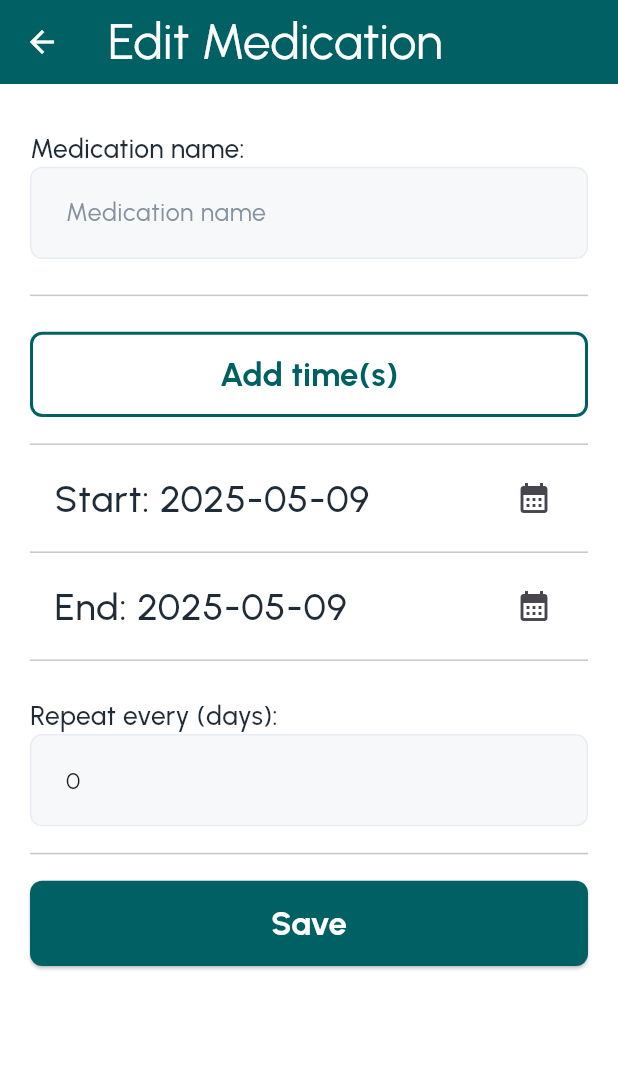
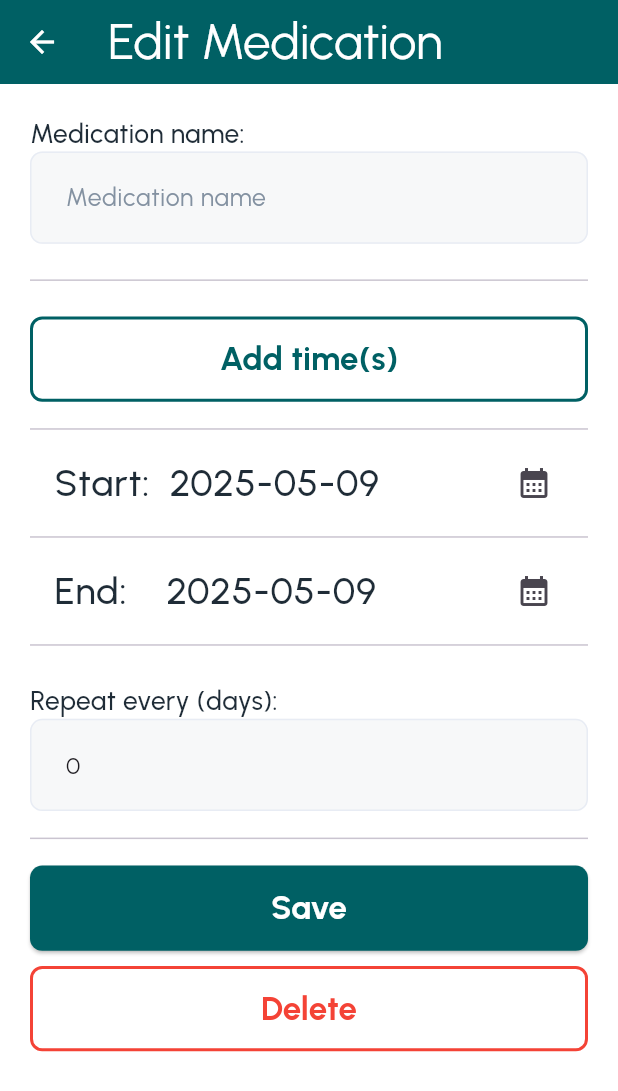
Before and after one commit to AnasHogent/FlutterApp, a Flutter app: the EditMedicationScreen screen opened directly with empty values, on a phone screen of 412 x 824 dp. Shown: the top 1091 px of the screen. Run offline on Flutter 3.47's test engine with Material 3 defaults, Android fonts, the phone set to English and light mode, and no system bars; our stand-ins replace cloud_firestore, dartz, firebase_auth, firebase_core, flutter_bloc, flutter_screenutil and 5 more; missing offline and left inert: ulid; accounts and stored records are empty.

Commit message:
Add delete button

```diff
--- a/med_reminder_app/lib/screens/add/add_medication_screen.dart
+++ b/med_reminder_app/lib/screens/add/add_medication_screen.dart
@@ -149,7 +149,6 @@ class _AddMedicationScreenState extends State<AddMedicationScreen> {
             key: formKey,
             child: ListView(
               children: [
-                const HeightSpace(10),
                 Text("Medication name:", style: AppStyles.black16w500Style),
                 CustomTextField(
                   controller: medicationNameController,
@@ -202,7 +201,7 @@ class _AddMedicationScreenState extends State<AddMedicationScreen> {
                     style: AppStyles.black16w500Style.copyWith(fontSize: 25),
                     startDate == null
                         ? "Select start date"
-                        : "Start: ${startDate!.toLocal().toString().split(' ')[0]}",
+                        : "Start:  ${startDate!.toLocal().toString().split(' ')[0]}",
                   ),
                   trailing: const Icon(Icons.calendar_month),
                   onTap: () => _pickDate(isStart: true),
@@ -213,7 +212,7 @@ class _AddMedicationScreenState extends State<AddMedicationScreen> {
                     style: AppStyles.black16w500Style.copyWith(fontSize: 25),
                     endDate == null
                         ? "Select end date (optional)"
-                        : "End: ${endDate!.toLocal().toString().split(' ')[0]}",
+                        : "End:    ${endDate!.toLocal().toString().split(' ')[0]}",
                   ),
                   trailing: const Icon(Icons.calendar_month),
                   onTap: () => _pickDate(isStart: false),
--- a/med_reminder_app/lib/screens/edit/edit_medication_screen.dart
+++ b/med_reminder_app/lib/screens/edit/edit_medication_screen.dart
@@ -123,6 +123,13 @@ class _EditMedicationScreenState extends State<EditMedicationScreen> {
     Navigator.of(context).pop();
   }
 
+  void _delete() async {
+    await widget.reminder.delete();
+    if (context.mounted) {
+      Navigator.pop(context);
+    }
+  }
+
   @override
   void initState() {
     // TODO: implement initState
@@ -161,12 +168,11 @@ class _EditMedicationScreenState extends State<EditMedicationScreen> {
       //backgroundColor: Colors.white,
       body: SafeArea(
         child: Padding(
-          padding: const EdgeInsets.all(20),
+          padding: const EdgeInsets.fromLTRB(20, 20, 20, 3),
           child: Form(
             key: formKey,
             child: ListView(
               children: [
-                const HeightSpace(10),
                 Text("Medication name:", style: AppStyles.black16w500Style),
                 CustomTextField(
                   controller: medicationNameController,
@@ -219,7 +225,7 @@ class _EditMedicationScreenState extends State<EditMedicationScreen> {
                     style: AppStyles.black16w500Style.copyWith(fontSize: 25),
                     startDate == null
                         ? "Select start date"
-                        : "Start: ${startDate!.toLocal().toString().split(' ')[0]}",
+                        : "Start:  ${startDate!.toLocal().toString().split(' ')[0]}",
                   ),
                   trailing: const Icon(Icons.calendar_month),
                   onTap: () => _pickDate(isStart: true),
@@ -230,7 +236,7 @@ class _EditMedicationScreenState extends State<EditMedicationScreen> {
                     style: AppStyles.black16w500Style.copyWith(fontSize: 25),
                     endDate == null
                         ? "Select end date (optional)"
-                        : "End: ${endDate!.toLocal().toString().split(' ')[0]}",
+                        : "End:    ${endDate!.toLocal().toString().split(' ')[0]}",
                   ),
                   trailing: const Icon(Icons.calendar_month),
                   onTap: () => _pickDate(isStart: false),
@@ -253,6 +259,13 @@ class _EditMedicationScreenState extends State<EditMedicationScreen> {
                 Divider(),
                 const HeightSpace(10),
                 PrimaryButtonWidget(onPressed: _submit, buttonText: "Save"),
+                const HeightSpace(10),
+                PrimaryOutlinedButtonWidget(
+                  onPressed: _delete,
+                  buttonText: "Delete",
+                  textColor: Colors.red,
+                  borderColor: Colors.red,
+                ),
               ],
             ),
           ),
```
